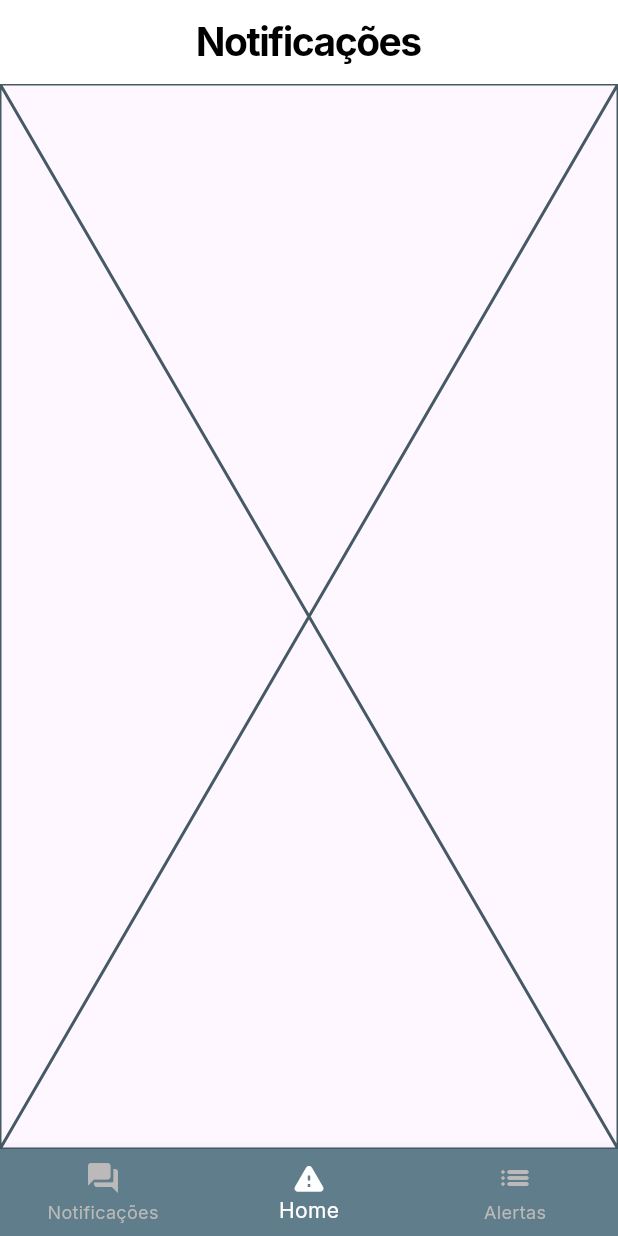
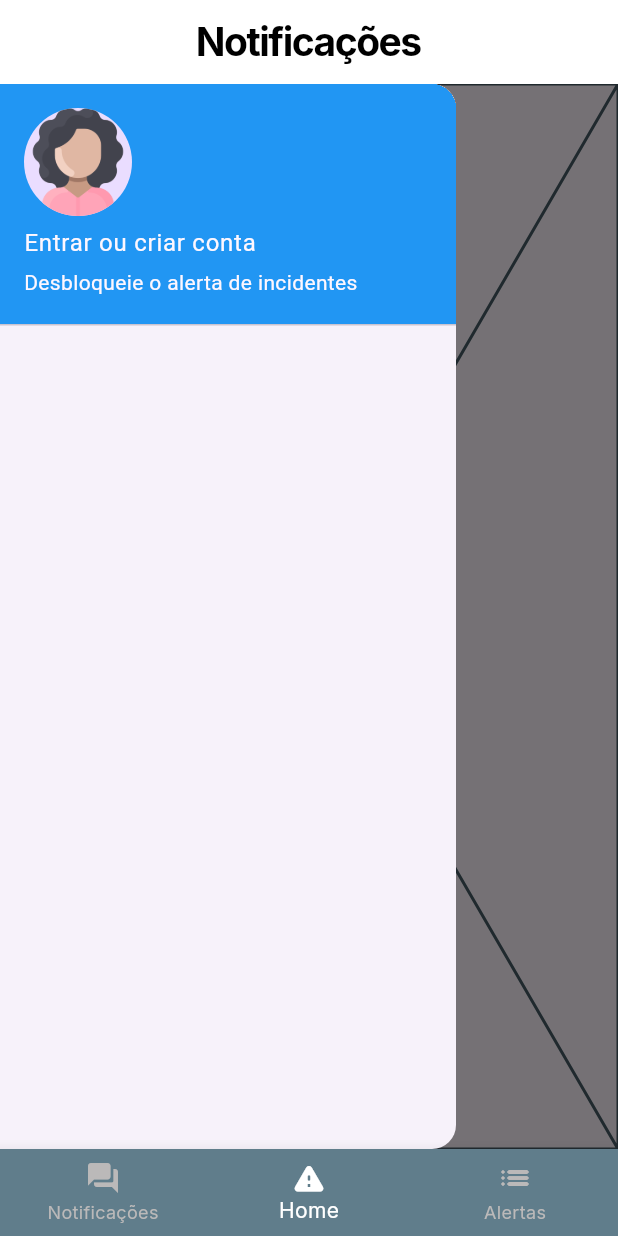
Before and after one commit to msruan/eivizinho-app, a Flutter app: the NotificationsScreen screen opened by its route, with the side drawer open (before the commit the screen has no drawer), on a phone screen of 412 x 824 dp. Run offline on Flutter 3.47's test engine with Material 3 defaults, Android fonts, the phone set to English and light mode, and no system bars; our stand-ins replace flutter_dotenv, geolocator, get_it, go_router, google_fonts, google_maps_flutter and 2 more; missing offline and left inert: june.

Commit message:
feat: add drawer

```diff
--- a/lib/app/config/assets.dart
+++ b/lib/app/config/assets.dart
@@ -1,3 +1,4 @@
 abstract final class Assets {
   static const welcome = 'assets/images/welcome.png';
+  static const noProfile = 'assets/images/no-profile-pic.png';
 }
--- a/lib/app/data/repositories/alert_category/alert_category_api_repository_impl.dart
+++ b/lib/app/data/repositories/alert_category/alert_category_api_repository_impl.dart
@@ -9,7 +9,7 @@ class AlertTypeRepositoryImpl implements AlertCategoryRepository {
   @override
   Future<List<AlertCategory>> getAllAlertType() async {
     final String? url = dotenv.env['BASE_URL'];
-    final response = await http.get(Uri.parse('$url/alert_cantegory'));
+    final response = await http.get(Uri.parse('$url/alert_category'));
     if (response.statusCode == 200) {
       final body = jsonDecode(response.body) as List<dynamic>;
 
--- a/lib/app/ui/alert_list/alert_list_screen.dart
+++ b/lib/app/ui/alert_list/alert_list_screen.dart
@@ -1,5 +1,6 @@
 import 'package:eiviznho/app/routing/routes.dart';
 import 'package:eiviznho/app/ui/alert_list/containers/alert_list_container.dart';
+import 'package:eiviznho/app/ui/shared/drawer.dart';
 import 'package:eiviznho/app/ui/themes/colors.dart';
 import 'package:flutter/material.dart';
 import 'package:go_router/go_router.dart';
@@ -13,6 +14,7 @@ class AlertListScreen extends StatelessWidget {
       body: SafeArea(
         child: AlertListContainer(),
       ),
+      drawer: MainDrawer(),
       floatingActionButton: FloatingActionButton(
         backgroundColor: AppColors.backgroundPrimary,
         onPressed: () =>
--- a/lib/app/ui/alert_list/components/alert_details.dart
+++ b/lib/app/ui/alert_list/components/alert_details.dart
@@ -97,7 +97,7 @@ class AlertDetails extends StatelessWidget {
                   height: 15,
                 ),
                 Text(
-                  'Relatado por Maria Silva',
+                  'Relatado por Asa',
                   style: AppTextStyles.bodySmall,
                 ),
               ],
--- a/lib/app/ui/home/interfaces/home_screen_interface.dart
+++ b/lib/app/ui/home/interfaces/home_screen_interface.dart
@@ -1,5 +1,6 @@
 import 'dart:async';
 
+import 'package:eiviznho/app/ui/shared/drawer.dart';
 import 'package:eiviznho/app/ui/themes/colors.dart';
 import 'package:eiviznho/app/ui/themes/text_styles.dart';
 import 'package:flutter/material.dart';
@@ -34,6 +35,7 @@ class HomeScreenInterface extends StatelessWidget {
   Widget build(BuildContext context) {
     return Scaffold(
       resizeToAvoidBottomInset: false,
+      drawer: MainDrawer(),
       body: currentPosition == null
           ? const Center(
               child: CircularProgressIndicator(
--- a/lib/app/ui/login/interfaces/login_interface.dart
+++ b/lib/app/ui/login/interfaces/login_interface.dart
@@ -83,7 +83,7 @@ class LoginInterface extends StatelessWidget {
           style: AppTextStyles.titleExtraSmall,
         ),
         InkWell(
-          onTap: () => context.go(Routes.register),
+          onTap: () => context.replace(Routes.register),
           child: Text(
             'Registre-se',
             style: GoogleFonts.inter(
--- a/lib/app/ui/notifications/notifications_screen.dart
+++ b/lib/app/ui/notifications/notifications_screen.dart
@@ -1,3 +1,4 @@
+import 'package:eiviznho/app/ui/shared/drawer.dart';
 import 'package:flutter/material.dart';
 
 class NotificationsScreen extends StatelessWidget {
@@ -12,7 +13,7 @@ class NotificationsScreen extends StatelessWidget {
         fallbackHeight: 120,
         fallbackWidth: 120,
       )),
-      // bottomNavigationBar: AppBaseScreen.bottomNavigationBar,
+      drawer: MainDrawer()
     );
   }
 }
--- a/lib/app/ui/register/containers/register_container.dart
+++ b/lib/app/ui/register/containers/register_container.dart
@@ -46,7 +46,7 @@ class _RegisterContainerState extends State<RegisterContainer> {
         ),
       );
       // ignore: use_build_context_synchronously
-      context.go(Routes.login);
+      context.push(Routes.login);
     } catch (e) {
       String errorMessage = 'Erro ao registrar usuário. Tente novamente.';
 
--- a/lib/app/ui/register/interfaces/register_interface.dart
+++ b/lib/app/ui/register/interfaces/register_interface.dart
@@ -82,7 +82,7 @@ class RegisterInterface extends StatelessWidget {
           style: AppTextStyles.titleExtraSmall,
         ),
         InkWell(
-          onTap: () => context.go(Routes.login),
+          onTap: () => context.replace(Routes.login),
           child: Text(
             'Faça login',
             style: GoogleFonts.inter(
--- /dev/null
+++ b/lib/app/ui/shared/drawer.dart
@@ -0,0 +1,36 @@
+import 'package:eiviznho/app/config/assets.dart';
+import 'package:eiviznho/app/routing/routes.dart';
+import 'package:flutter/material.dart';
+import 'package:go_router/go_router.dart';
+
+class MainDrawer extends StatelessWidget {
+  const MainDrawer({super.key});
+
+  @override
+  Widget build(BuildContext context) {
+    return Drawer(
+      child: ListView(
+        padding: EdgeInsets.zero,
+        children: [
+          InkWell(
+            child: UserAccountsDrawerHeader(
+              decoration: BoxDecoration(
+                color: Theme.of(context).primaryColor,
+              ),
+              accountName: Text('Entrar ou criar conta'),
+              accountEmail: Text('Desbloqueie o alerta de incidentes'),
+              currentAccountPicture: CircleAvatar(
+                backgroundImage: AssetImage(Assets.noProfile),
+              ),
+            ),
+            onTap: () => context.push(Routes.register),
+          ),
+          // ListTile(
+          //   leading: Icon(Icons.home),
+          //   title: Text('Zaun'),
+          // )
+        ],
+      ),
+    );
+  }
+}
--- a/lib/app/ui/welcome/welcome_screen.dart
+++ b/lib/app/ui/welcome/welcome_screen.dart
@@ -43,7 +43,7 @@ class WelcomeScreen extends StatelessWidget {
     final buttonTextDecoration = GoogleFonts.inter(
       fontSize: 20,
       fontWeight: FontWeight.w600,
-      color: Colors.white,
+      color: Colors.black,
     );
 
     Widget logo = Column(
@@ -91,7 +91,7 @@ class WelcomeScreen extends StatelessWidget {
           style: smallTextDecoration,
         ),
         ElevatedButton(
-          onPressed: () => context.go(Routes.login),
+          onPressed: () => context.go(Routes.home),
           style: ElevatedButton.styleFrom(
             backgroundColor: Color.fromRGBO(101, 172, 172, 100),
             shape: RoundedRectangleBorder(
--- a/pubspec.yaml
+++ b/pubspec.yaml
@@ -37,4 +37,5 @@ flutter:
 
   assets:
     - assets/images/welcome.png
+    - assets/images/no-profile-pic.png
     - .env
```
Also changed, not shown: assets/images/no-profile-pic.png (added), 3 other files.
